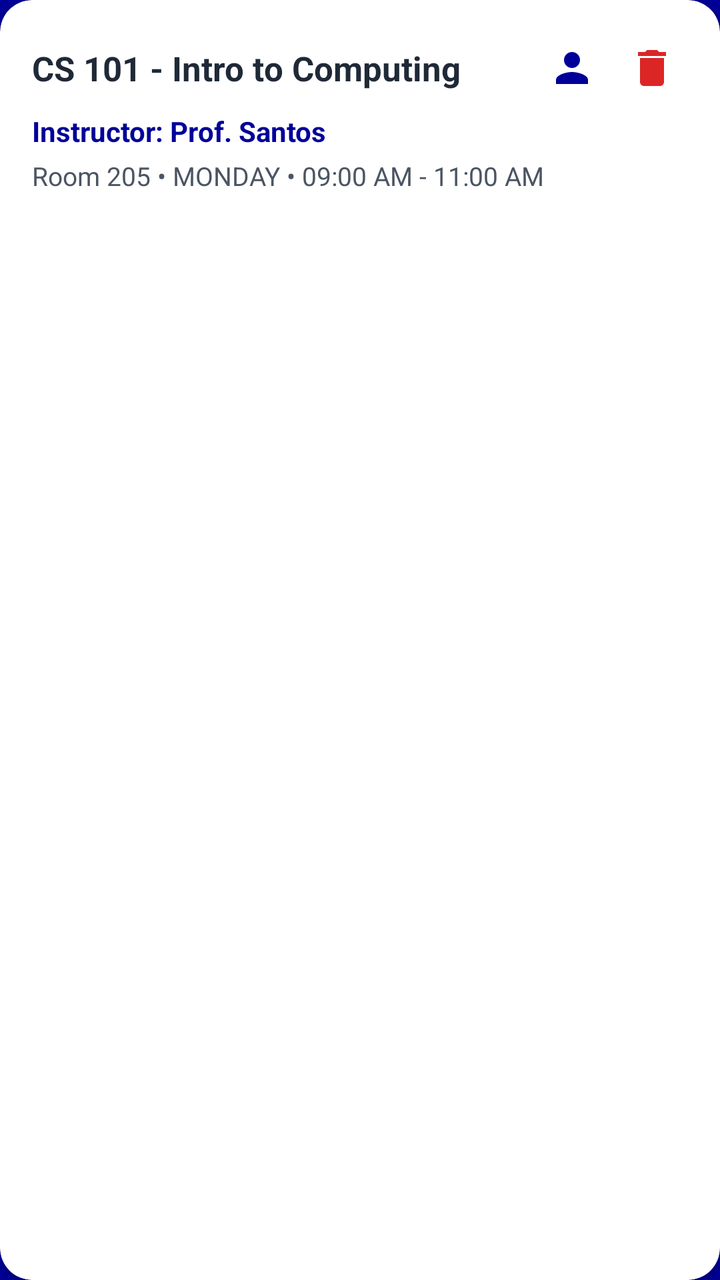
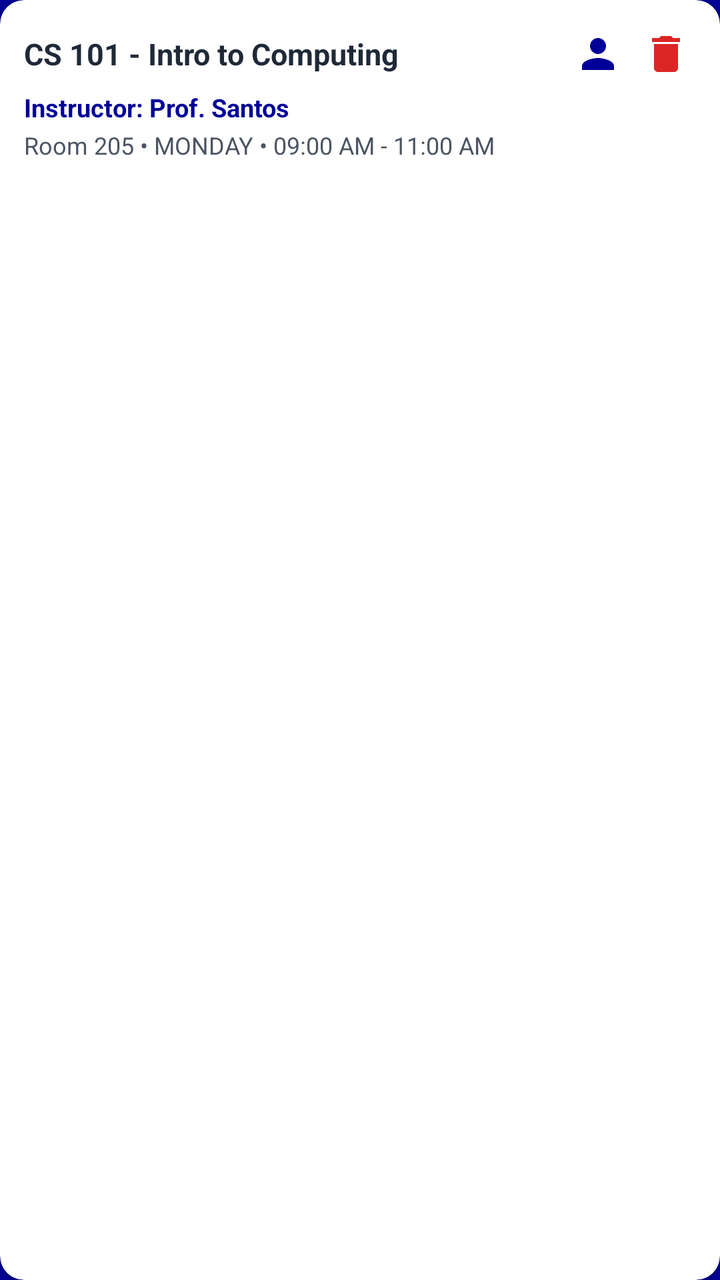

Before-and-after screenshots of an Android layout around one commit, followed by the original layout XML and the change that was made.
<!-- AndroidManifest.xml: application theme Theme.OOPProject -->
<!-- res/layout/item_manage_schedule_card.xml -->
<?xml version="1.0" encoding="utf-8"?>
<com.google.android.material.card.MaterialCardView xmlns:android="http://schemas.android.com/apk/res/android"
    xmlns:app="http://schemas.android.com/apk/res-auto"
    android:layout_width="match_parent"
    android:layout_height="wrap_content"
    android:layout_marginBottom="12dp"
    app:cardBackgroundColor="#FFFFFF"
    app:cardCornerRadius="16dp"
    app:cardElevation="3dp"
    app:strokeWidth="0dp">

    <LinearLayout
        android:layout_width="match_parent"
        android:layout_height="wrap_content"
        android:orientation="vertical"
        android:padding="16dp">

        <LinearLayout
            android:layout_width="match_parent"
            android:layout_height="wrap_content"
            android:gravity="center_vertical"
            android:orientation="horizontal">

            <TextView
                android:id="@+id/tvSubjectCode"
                android:layout_width="0dp"
                android:layout_height="wrap_content"
                android:layout_weight="1"
                android:text="CS 101 - Intro to Computing"
                android:textColor="#1F2937"
                android:textSize="17sp"
                android:textStyle="bold" />

            
            <ImageButton
                android:id="@+id/btnEditSchedule"
                android:layout_width="36dp"
                android:layout_height="36dp"
                android:background="?attr/selectableItemBackgroundBorderless"
                android:contentDescription="Edit Schedule"
                android:src="@drawable/ic_profile"
                app:tint="@color/dark_purple" />

            
            <ImageButton
                android:id="@+id/btnDeleteSchedule"
                android:layout_width="36dp"
                android:layout_height="36dp"
                android:layout_marginStart="4dp"
                android:background="?attr/selectableItemBackgroundBorderless"
                android:contentDescription="Delete Schedule"
                android:src="@drawable/ic_delete"
                app:tint="#DC2626" />
        </LinearLayout>

        <TextView
            android:id="@+id/tvInstructor"
            android:layout_width="wrap_content"
            android:layout_height="wrap_content"
            android:layout_marginTop="4dp"
            android:text="Instructor: Prof. Santos"
            android:textColor="@color/dark_purple"
            android:textSize="14sp"
            android:textStyle="bold" />

        <TextView
            android:id="@+id/tvRoomAndDay"
            android:layout_width="wrap_content"
            android:layout_height="wrap_content"
            android:layout_marginTop="4dp"
            android:text="Room 205 • MONDAY • 09:00 AM - 11:00 AM"
            android:textColor="#4B5563"
            android:textSize="13sp" />

    </LinearLayout>

</com.google.android.material.card.MaterialCardView>
<!-- resources referenced by this layout -->
<resources>
  <color name="dark_purple">#FF000099</color>
  <!-- drawable ic_delete (drawable) -->
  <vector xmlns:android="http://schemas.android.com/apk/res/android"
      android:width="24dp"
      android:height="24dp"
      android:viewportWidth="24"
      android:viewportHeight="24">
    <path
        android:fillColor="#FF000000"
        android:pathData="M6,19c0,1.1 0.9,2 2,2h8c1.1,0 2,-0.9 2,-2V7H6v12zM19,4h-3.5l-1,-1h-5l-1,1H5v2h14V4z"/>
  </vector>
  <!-- drawable ic_profile (drawable) -->
  <vector xmlns:android="http://schemas.android.com/apk/res/android"
      android:width="24dp"
      android:height="24dp"
      android:viewportWidth="24"
      android:viewportHeight="24">
      <path
          android:fillColor="#FF000000"
          android:pathData="M12,12c2.21,0 4,-1.79 4,-4s-1.79,-4 -4,-4 -4,1.79 -4,4 1.79,4 4,4zM12,14c-2.67,0 -8,1.34 -8,4v2h16v-2c0,-2.66 -5.33,-4 -8,-4z" />
  </vector>
  <style name="Theme.OOPProject" parent="Theme.MaterialComponents.Light.NoActionBar">
          
          <item name="colorPrimary">@color/purple_500</item>
          <item name="colorPrimaryVariant">@color/purple_700</item>
          <item name="colorOnPrimary">@color/white</item>
          
          <item name="colorSecondary">@color/teal_200</item>
          <item name="colorSecondaryVariant">@color/teal_700</item>
          <item name="colorOnSecondary">@color/black</item>
          
          <item name="android:statusBarColor">@color/dark_purple</item>
          
          <item name="android:windowBackground">@color/dark_purple</item>
          <item name="android:windowSplashScreenBackground" tools:targetApi="s">@color/dark_purple</item>
          <item name="android:windowSplashScreenAnimatedIcon" tools:targetApi="s">@drawable/app_logo</item>
      </style>
  <color name="purple_500">#FF6200EE</color>
  <color name="purple_700">#FF3700B3</color>
  <color name="white">#FFFFFFFF</color>
  <color name="teal_200">#FF03DAC5</color>
  <color name="teal_700">#FF018786</color>
  <color name="black">#FF000000</color>
  <!-- drawable app_logo: png bitmap (drawable, 403426 bytes) -->
</resources>

<!-- the commit's change to res/layout/item_manage_schedule_card.xml (unified diff, before → after) -->
@@ -3,17 +3,17 @@
     xmlns:app="http://schemas.android.com/apk/res-auto"
     android:layout_width="match_parent"
     android:layout_height="wrap_content"
-    android:layout_marginBottom="12dp"
+    android:layout_marginBottom="8dp"
     app:cardBackgroundColor="#FFFFFF"
-    app:cardCornerRadius="16dp"
-    app:cardElevation="3dp"
+    app:cardCornerRadius="12dp"
+    app:cardElevation="2dp"
     app:strokeWidth="0dp">
 
     <LinearLayout
         android:layout_width="match_parent"
         android:layout_height="wrap_content"
         android:orientation="vertical"
-        android:padding="16dp">
+        android:padding="12dp">
 
         <LinearLayout
             android:layout_width="match_parent"
@@ -28,14 +28,14 @@
                 android:layout_weight="1"
                 android:text="CS 101 - Intro to Computing"
                 android:textColor="#1F2937"
-                android:textSize="17sp"
+                android:textSize="15sp"
                 android:textStyle="bold" />
 
             
             <ImageButton
                 android:id="@+id/btnEditSchedule"
-                android:layout_width="36dp"
-                android:layout_height="36dp"
+                android:layout_width="30dp"
+                android:layout_height="30dp"
                 android:background="?attr/selectableItemBackgroundBorderless"
                 android:contentDescription="Edit Schedule"
                 android:src="@drawable/ic_profile"
@@ -44,8 +44,8 @@
             
             <ImageButton
                 android:id="@+id/btnDeleteSchedule"
-                android:layout_width="36dp"
-                android:layout_height="36dp"
+                android:layout_width="30dp"
+                android:layout_height="30dp"
                 android:layout_marginStart="4dp"
                 android:background="?attr/selectableItemBackgroundBorderless"
                 android:contentDescription="Delete Schedule"
@@ -57,20 +57,20 @@
             android:id="@+id/tvInstructor"
             android:layout_width="wrap_content"
             android:layout_height="wrap_content"
-            android:layout_marginTop="4dp"
+            android:layout_marginTop="3dp"
             android:text="Instructor: Prof. Santos"
             android:textColor="@color/dark_purple"
-            android:textSize="14sp"
+            android:textSize="12.5sp"
             android:textStyle="bold" />
 
         <TextView
             android:id="@+id/tvRoomAndDay"
             android:layout_width="wrap_content"
             android:layout_height="wrap_content"
-            android:layout_marginTop="4dp"
+            android:layout_marginTop="2dp"
             android:text="Room 205 • MONDAY • 09:00 AM - 11:00 AM"
             android:textColor="#4B5563"
-            android:textSize="13sp" />
+            android:textSize="12sp" />
 
     </LinearLayout>
 
